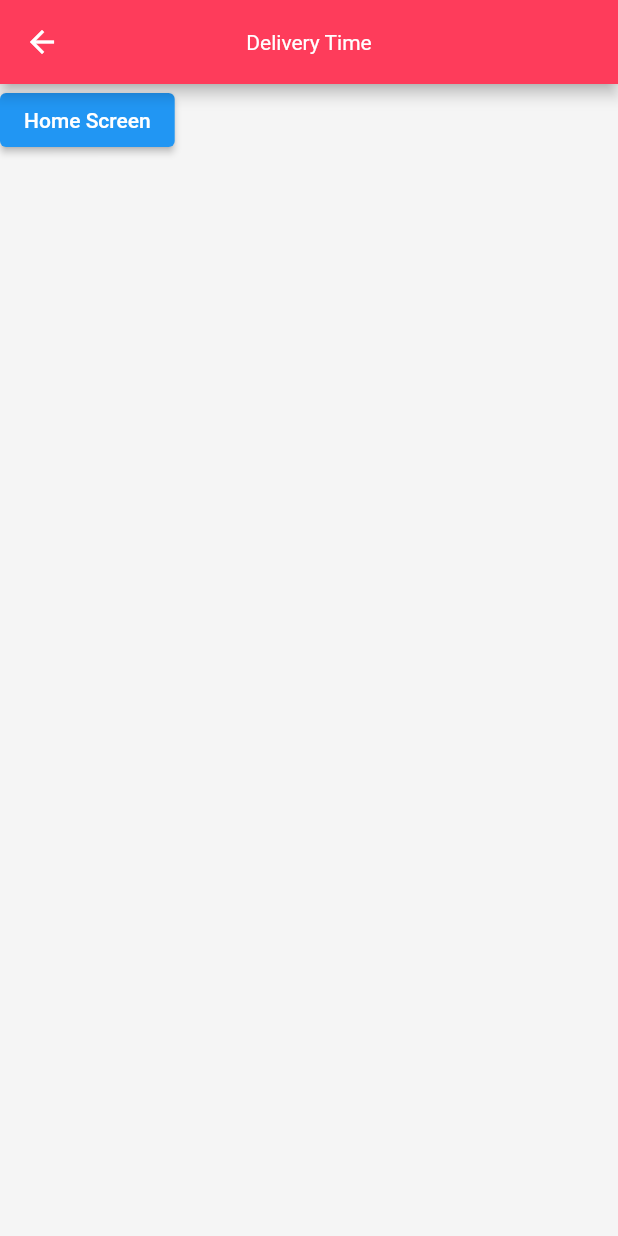
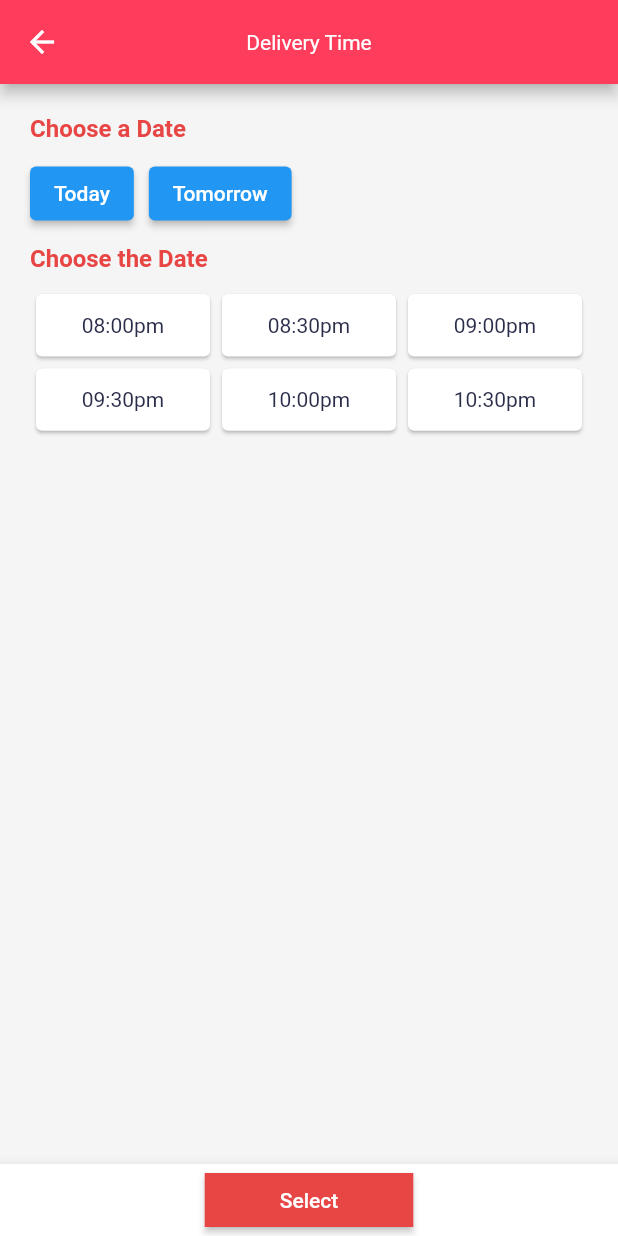
Before and after one commit to QD1221/food_delivery_sing, a Flutter app: the DeliveryTimeScreen screen opened by its route, on a phone screen of 412 x 824 dp. Run offline on Flutter 3.47's test engine with Material 2 defaults, Android fonts, the phone set to English and light mode, and no system bars; our stand-ins replace bloc, equatable, flutter_bloc, flutter_svg, geolocator, google_maps_flutter; network calls fail; Roboto replaces fonts that are missing (Futura).

Commit message:
6th commit

```diff
--- a/lib/blocs/basket/basket_bloc.dart
+++ b/lib/blocs/basket/basket_bloc.dart
@@ -3,6 +3,7 @@ import 'dart:async';
 import 'package:bloc/bloc.dart';
 import 'package:equatable/equatable.dart';
 import 'package:food_delivery_sing/models/basket_model.dart';
+import 'package:food_delivery_sing/models/delivery_time_model.dart';
 import 'package:food_delivery_sing/models/menu_item_model.dart';
 import 'package:food_delivery_sing/models/voucher_model.dart';
 
@@ -29,6 +30,8 @@ class BasketBloc extends Bloc<BasketEvent, BasketState> {
       yield* _mapToggleSwitchToState(event, state);
     } else if (event is AddVoucher) {
       yield* _mapAddVoucherToState(event, state);
+    } else if (event is SelectDeliveryTime) {
+      yield* _mapSelectDeliveryTimeToState(event, state);
     }
   }
 
@@ -115,4 +118,19 @@ class BasketBloc extends Bloc<BasketEvent, BasketState> {
       } catch (_) {}
     }
   }
+
+  Stream<BasketState> _mapSelectDeliveryTimeToState(
+    SelectDeliveryTime event,
+    BasketState state,
+  ) async* {
+    if (state is BasketLoaded) {
+      try {
+        yield BasketLoaded(
+          basket: state.basket.copyWith(
+            deliveryTime: event.deliveryTime,
+          ),
+        );
+      } catch (_) {}
+    }
+  }
 }
--- a/lib/blocs/basket/basket_event.dart
+++ b/lib/blocs/basket/basket_event.dart
@@ -53,3 +53,12 @@ class AddVoucher extends BasketEvent {
   @override
   List<Object> get props => [voucher];
 }
+
+class SelectDeliveryTime extends BasketEvent {
+  final DeliveryTime deliveryTime;
+
+  const SelectDeliveryTime(this.deliveryTime);
+
+  @override
+  List<Object> get props => [deliveryTime];
+}
--- a/lib/models/basket_model.dart
+++ b/lib/models/basket_model.dart
@@ -1,4 +1,5 @@
 import 'package:equatable/equatable.dart';
+import 'package:food_delivery_sing/models/delivery_time_model.dart';
 import 'package:food_delivery_sing/models/menu_item_model.dart';
 import 'package:food_delivery_sing/models/voucher_model.dart';
 
@@ -6,22 +7,26 @@ class Basket extends Equatable {
   final List<MenuItem> items;
   final bool cutlery;
   final Voucher? voucher;
+  final DeliveryTime? deliveryTime;
 
   Basket({
     this.items = const <MenuItem>[],
     this.cutlery = false,
     this.voucher,
+    this.deliveryTime,
   });
 
   Basket copyWith({
     List<MenuItem>? items,
     bool? cutlery,
     Voucher? voucher,
+    DeliveryTime? deliveryTime,
   }) {
     return Basket(
       items: items ?? this.items,
       cutlery: cutlery ?? this.cutlery,
       voucher: voucher ?? this.voucher,
+      deliveryTime: deliveryTime ?? this.deliveryTime,
     );
   }
 
@@ -30,6 +35,7 @@ class Basket extends Equatable {
         items,
         cutlery,
         voucher,
+        deliveryTime,
       ];
 
   Map itemQuantity(item) {
--- /dev/null
+++ b/lib/models/delivery_time_model.dart
@@ -0,0 +1,85 @@
+import 'package:equatable/equatable.dart';
+
+class DeliveryTime extends Equatable {
+  final int id;
+  final String value;
+  final DateTime time;
+
+  DeliveryTime({
+    required this.id,
+    required this.value,
+    required this.time,
+  });
+
+  @override
+  List<Object?> get props => [id, value, time];
+
+  static List<DeliveryTime> deliveryTimes = [
+    DeliveryTime(
+      id: 1,
+      value: '08:00pm',
+      time: DateTime(
+        DateTime.now().year,
+        DateTime.now().month,
+        DateTime.now().day,
+        20,
+        0,
+      ),
+    ),
+    DeliveryTime(
+      id: 2,
+      value: '08:30pm',
+      time: DateTime(
+        DateTime.now().year,
+        DateTime.now().month,
+        DateTime.now().day,
+        20,
+        30,
+      ),
+    ),
+    DeliveryTime(
+      id: 3,
+      value: '09:00pm',
+      time: DateTime(
+        DateTime.now().year,
+        DateTime.now().month,
+        DateTime.now().day,
+        21,
+        0,
+      ),
+    ),
+    DeliveryTime(
+      id: 4,
+      value: '09:30pm',
+      time: DateTime(
+        DateTime.now().year,
+        DateTime.now().month,
+        DateTime.now().day,
+        21,
+        30,
+      ),
+    ),
+    DeliveryTime(
+      id: 5,
+      value: '10:00pm',
+      time: DateTime(
+        DateTime.now().year,
+        DateTime.now().month,
+        DateTime.now().day,
+        22,
+        0,
+      ),
+    ),
+    DeliveryTime(
+      id: 6,
+      value: '10:30pm',
+      time: DateTime(
+        DateTime.now().year,
+        DateTime.now().month,
+        DateTime.now().day,
+        22,
+        30,
+      ),
+    ),
+  ];
+}
--- a/lib/screens/basket/basket_screen.dart
+++ b/lib/screens/basket/basket_screen.dart
@@ -164,8 +164,8 @@ class BasketScreen extends StatelessWidget {
                                         .textTheme
                                         .headline6!
                                         .copyWith(
-                                            color: Theme.of(context)
-                                                .accentColor),
+                                            color:
+                                                Theme.of(context).accentColor),
                                   ),
                                   SizedBox(
                                     width: 20,
@@ -204,7 +204,11 @@ class BasketScreen extends StatelessWidget {
                 mainAxisAlignment: MainAxisAlignment.spaceBetween,
                 children: [
                   SvgPicture.asset('assets/delivery_time.svg'),
-                  Column(
+                  BlocBuilder<BasketBloc, BasketState>(
+                    builder: (context, state) {
+                      if (state is BasketLoaded) {
+                        return (state.basket.deliveryTime == null)
+                            ? Column(
                                 mainAxisAlignment: MainAxisAlignment.center,
                                 children: [
                                   SizedBox(
@@ -212,20 +216,34 @@ class BasketScreen extends StatelessWidget {
                                   ),
                                   Text(
                                     'Delivery in 20 minutes',
-                        style: Theme.of(context).textTheme.headline6,
+                                    style:
+                                        Theme.of(context).textTheme.headline6,
                                   ),
                                   TextButton(
-                        onPressed: () {},
+                                    onPressed: () {
+                                      Navigator.pushNamed(
+                                          context, '/delivery-time');
+                                    },
                                     child: Text(
                                       'Change',
                                       style: Theme.of(context)
                                           .textTheme
                                           .headline6!
                                           .copyWith(
-                                  color: Theme.of(context).accentColor),
+                                              color: Theme.of(context)
+                                                  .accentColor),
                                     ),
                                   )
                                 ],
+                              )
+                            : Text(
+                                'Delivery at ${state.basket.deliveryTime!.value}',
+                                style: Theme.of(context).textTheme.headline6,
+                              );
+                      } else {
+                        return Text('Something went wrong!');
+                      }
+                    },
                   )
                 ],
               ),
@@ -345,8 +363,7 @@ class BasketScreen extends StatelessWidget {
                                   .textTheme
                                   .headline5!
                                   .copyWith(
-                                      color: Theme.of(context)
-                                          .accentColor),
+                                      color: Theme.of(context).accentColor),
                             ),
                             Text(
                               '\$${state.basket.totalString}',
@@ -354,8 +371,7 @@ class BasketScreen extends StatelessWidget {
                                   .textTheme
                                   .headline5!
                                   .copyWith(
-                                      color: Theme.of(context)
-                                          .accentColor),
+                                      color: Theme.of(context).accentColor),
                             )
                           ],
                         )
--- a/lib/screens/delivery_time/delivery_time_screen.dart
+++ b/lib/screens/delivery_time/delivery_time_screen.dart
@@ -1,4 +1,7 @@
 import 'package:flutter/material.dart';
+import 'package:flutter_bloc/flutter_bloc.dart';
+import 'package:food_delivery_sing/blocs/basket/basket_bloc.dart';
+import 'package:food_delivery_sing/models/delivery_time_model.dart';
 
 class DeliveryTimeScreen extends StatelessWidget {
   const DeliveryTimeScreen({Key? key}) : super(key: key);
@@ -8,9 +11,7 @@ class DeliveryTimeScreen extends StatelessWidget {
   static Route route() {
     return MaterialPageRoute(
       builder: (_) => DeliveryTimeScreen(),
-      settings: RouteSettings(
-        name: routeName,
-      ),
+      settings: RouteSettings(name: routeName),
     );
   }
 
@@ -22,11 +23,105 @@ class DeliveryTimeScreen extends StatelessWidget {
         backgroundColor: Theme.of(context).primaryColor,
         centerTitle: true,
       ),
-      body: ElevatedButton(
-        child: Text('Home Screen'),
-        onPressed: () {
-          Navigator.pushNamed(context, '/');
-        },
+      bottomNavigationBar: BottomAppBar(
+        child: Container(
+          child: Row(
+            mainAxisAlignment: MainAxisAlignment.center,
+            children: [
+              ElevatedButton(
+                style: ElevatedButton.styleFrom(
+                  padding: const EdgeInsets.symmetric(horizontal: 50),
+                  shape: RoundedRectangleBorder(),
+                  primary: Theme.of(context).colorScheme.secondary,
+                ),
+                child: Text('Select'),
+                onPressed: () {
+                  Navigator.pop(context);
+                },
+              )
+            ],
+          ),
+        ),
+      ),
+      body: Padding(
+        padding: const EdgeInsets.all(20),
+        child: Column(
+          crossAxisAlignment: CrossAxisAlignment.start,
+          children: [
+            Text(
+              'Choose a Date',
+              style: Theme.of(context)
+                  .textTheme
+                  .headline4!
+                  .copyWith(color: Theme.of(context).colorScheme.secondary),
+            ),
+            Container(
+              margin: const EdgeInsets.only(top: 10, bottom: 10),
+              child: Row(
+                children: [
+                  ElevatedButton(
+                    onPressed: () {
+                      ScaffoldMessenger.of(context).showSnackBar(
+                        SnackBar(
+                          content: Text('Delivery is Today!'),
+                          duration: Duration(seconds: 2),
+                        ),
+                      );
+                    },
+                    child: Text('Today'),
+                  ),
+                  SizedBox(width: 10),
+                  ElevatedButton(
+                    onPressed: () {
+                      ScaffoldMessenger.of(context).showSnackBar(
+                        SnackBar(
+                          content: Text('Delivery is Tomorrow!'),
+                          duration: Duration(seconds: 2),
+                        ),
+                      );
+                    },
+                    child: Text('Tomorrow'),
+                  ),
+                ],
+              ),
+            ),
+            Text(
+              'Choose the Date',
+              style: Theme.of(context)
+                  .textTheme
+                  .headline4!
+                  .copyWith(color: Theme.of(context).colorScheme.secondary),
+            ),
+            Expanded(
+              child: Container(
+                margin: const EdgeInsets.only(top: 10, bottom: 10),
+                child: GridView.builder(
+                    gridDelegate: SliverGridDelegateWithFixedCrossAxisCount(
+                        crossAxisCount: 3, childAspectRatio: 2.5),
+                    itemCount: DeliveryTime.deliveryTimes.length,
+                    itemBuilder: (context, index) {
+                      return BlocBuilder<BasketBloc, BasketState>(
+                        builder: (context, state) {
+                          return Card(
+                            child: TextButton(
+                              onPressed: () {
+                                context.read<BasketBloc>().add(
+                                    SelectDeliveryTime(
+                                        DeliveryTime.deliveryTimes[index]));
+                              },
+                              child: Text(
+                                '${DeliveryTime.deliveryTimes[index].value}',
+                                style: Theme.of(context).textTheme.headline6,
+                              ),
+                            ),
+                          );
+                        },
+                      );
+                    }),
+              ),
+            )
+          ],
+        ),
       ),
     );
   }
```
Lines whose indentation alone changed are shown as unchanged.
